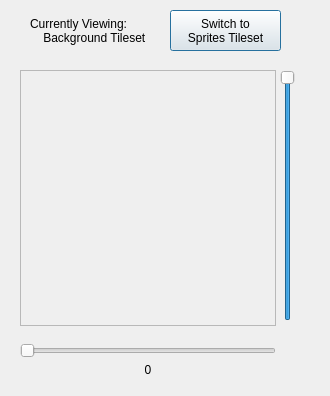
Qt form tilesetviewer.ui (ahmed-agiza/Jupiter) before a commit.
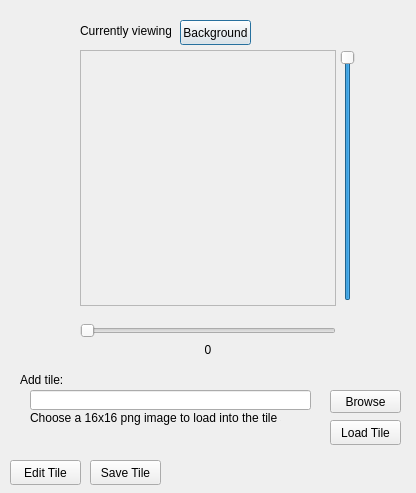
The same form after that commit.

Commit message: tile viewer merged with tile set

What changed in the file:
```diff
--- a/tilesetviewer.ui
+++ b/tilesetviewer.ui
@@ -6,8 +6,8 @@
    <rect>
     <x>0</x>
     <y>0</y>
-    <width>330</width>
-    <height>396</height>
+    <width>416</width>
+    <height>493</height>
    </rect>
   </property>
   <property name="windowTitle">
@@ -16,8 +16,8 @@
   <widget class="QScrollArea" name="scrollArea">
    <property name="geometry">
     <rect>
-     <x>20</x>
-     <y>70</y>
+     <x>80</x>
+     <y>50</y>
      <width>256</width>
      <height>256</height>
     </rect>
@@ -39,36 +39,21 @@
   <widget class="QPushButton" name="pushButton">
    <property name="geometry">
     <rect>
-     <x>170</x>
-     <y>10</y>
-     <width>111</width>
-     <height>41</height>
+     <x>180</x>
+     <y>20</y>
+     <width>71</width>
+     <height>25</height>
     </rect>
    </property>
    <property name="text">
-    <string>Switch to 
-Sprites Tileset</string>
-   </property>
-  </widget>
-  <widget class="QLabel" name="label_2">
-   <property name="geometry">
-    <rect>
-     <x>30</x>
-     <y>15</y>
-     <width>131</width>
-     <height>31</height>
-    </rect>
-   </property>
-   <property name="text">
-    <string>Currently Viewing: 
-    Background Tileset</string>
+    <string>Background</string>
    </property>
   </widget>
   <widget class="QSlider" name="horizontalSlider">
    <property name="geometry">
     <rect>
-     <x>20</x>
-     <y>341</y>
+     <x>80</x>
+     <y>321</y>
      <width>256</width>
      <height>20</height>
     </rect>
@@ -83,8 +68,8 @@
   <widget class="QLabel" name="label">
    <property name="geometry">
     <rect>
-     <x>128</x>
-     <y>360</y>
+     <x>188</x>
+     <y>340</y>
      <width>40</width>
      <height>20</height>
     </rect>
@@ -99,8 +84,8 @@
   <widget class="QSlider" name="verticalSlider">
    <property name="geometry">
     <rect>
-     <x>280</x>
-     <y>70</y>
+     <x>340</x>
+     <y>50</y>
      <width>16</width>
      <height>251</height>
     </rect>
@@ -124,6 +109,107 @@
     <bool>false</bool>
    </property>
   </widget>
+  <widget class="QLabel" name="label_2">
+   <property name="geometry">
+    <rect>
+     <x>80</x>
+     <y>20</y>
+     <width>91</width>
+     <height>21</height>
+    </rect>
+   </property>
+   <property name="text">
+    <string>Currently viewing</string>
+   </property>
+  </widget>
+  <widget class="QLabel" name="label_3">
+   <property name="geometry">
+    <rect>
+     <x>20</x>
+     <y>370</y>
+     <width>61</width>
+     <height>20</height>
+    </rect>
+   </property>
+   <property name="text">
+    <string>Add tile:</string>
+   </property>
+  </widget>
+  <widget class="QLineEdit" name="lineEdit">
+   <property name="geometry">
+    <rect>
+     <x>30</x>
+     <y>390</y>
+     <width>281</width>
+     <height>20</height>
+    </rect>
+   </property>
+  </widget>
+  <widget class="QLabel" name="label_5">
+   <property name="geometry">
+    <rect>
+     <x>30</x>
+     <y>410</y>
+     <width>251</width>
+     <height>16</height>
+    </rect>
+   </property>
+   <property name="text">
+    <string>Choose a 16x16 png image to load into the tile set</string>
+   </property>
+  </widget>
+  <widget class="QPushButton" name="savePushButton">
+   <property name="geometry">
+    <rect>
+     <x>90</x>
+     <y>460</y>
+     <width>71</width>
+     <height>25</height>
+    </rect>
+   </property>
+   <property name="text">
+    <string>Save Tile</string>
+   </property>
+  </widget>
+  <widget class="QPushButton" name="editTilePushButton">
+   <property name="geometry">
+    <rect>
+     <x>10</x>
+     <y>460</y>
+     <width>71</width>
+     <height>25</height>
+    </rect>
+   </property>
+   <property name="text">
+    <string>Edit Tile</string>
+   </property>
+  </widget>
+  <widget class="QPushButton" name="loadPushButton">
+   <property name="geometry">
+    <rect>
+     <x>330</x>
+     <y>420</y>
+     <width>71</width>
+     <height>25</height>
+    </rect>
+   </property>
+   <property name="text">
+    <string>Load Tile</string>
+   </property>
+  </widget>
+  <widget class="QPushButton" name="browsePushButton">
+   <property name="geometry">
+    <rect>
+     <x>330</x>
+     <y>390</y>
+     <width>71</width>
+     <height>23</height>
+    </rect>
+   </property>
+   <property name="text">
+    <string>Browse</string>
+   </property>
+  </widget>
  </widget>
  <resources/>
  <connections/>
```
The commit also changes 4 other files.
